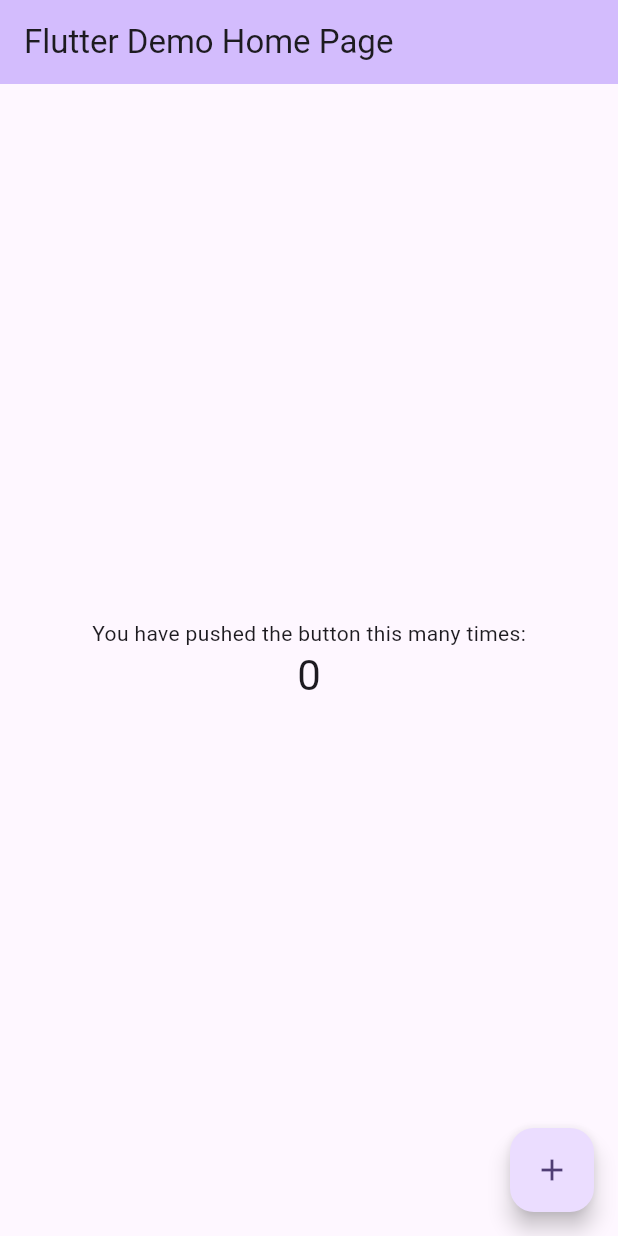
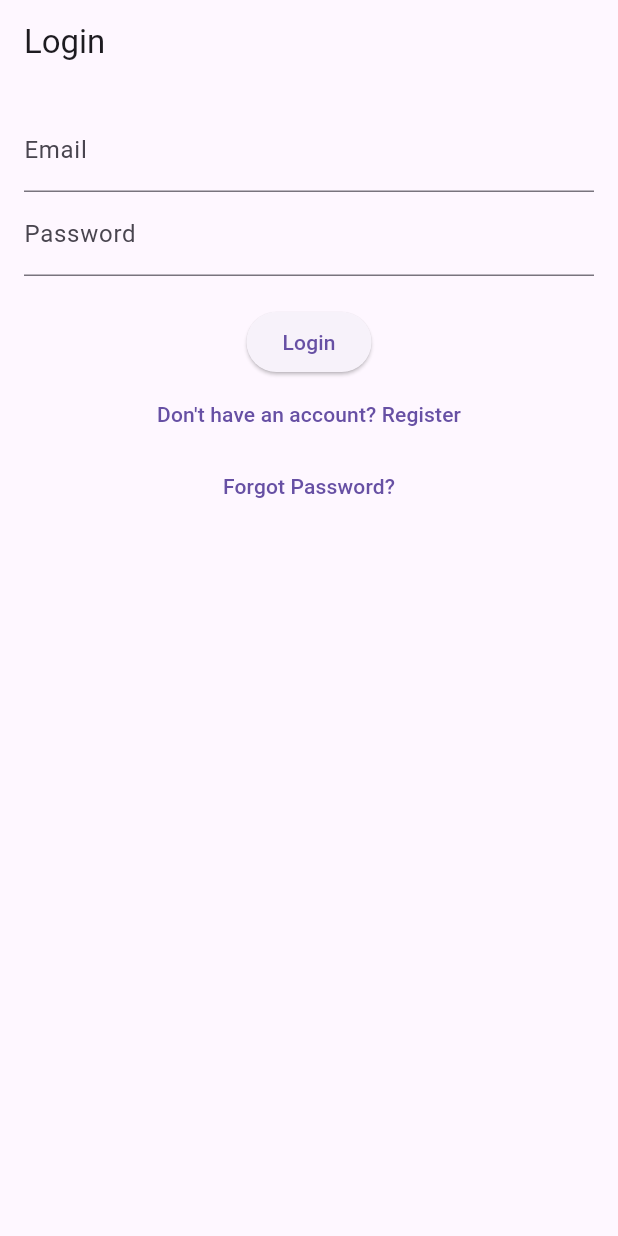
Before and after one commit to odalgic/video-call-app, a Flutter app: the screen it shows after launch, on a phone screen of 412 x 824 dp. Run offline on Flutter 3.47's test engine with Material 3 defaults, Android fonts, the phone set to English and light mode, and no system bars; our stand-ins replace firebase_auth, firebase_core; accounts and stored records are empty.

```diff
--- a/lib/main.dart
+++ b/lib/main.dart
@@ -1,122 +1,40 @@
+import 'package:firebase_core/firebase_core.dart'; // Required for Firebase initialization
 import 'package:flutter/material.dart';
+import 'package:provider/provider.dart';
+import 'package:video_call_app/services/auth_service.dart';
+import 'package:video_call_app/screens/wrapper.dart';
+import 'package:video_call_app/screens/login_screen.dart';
+import 'package:video_call_app/screens/register_screen.dart';
 
-void main() {
-  runApp(const MyApp());
+void main() async {
+  WidgetsFlutterBinding.ensureInitialized();
+  try {
+    await Firebase.initializeApp();
+    print('Firebase initialized successfully');
+  } catch (e) {
+    print('Error initializing Firebase: $e');
+  }
+  runApp(MyApp());
 }
 
 class MyApp extends StatelessWidget {
-  const MyApp({super.key});
-
-  // This widget is the root of your application.
   @override
   Widget build(BuildContext context) {
-    return MaterialApp(
-      title: 'Flutter Demo',
-      theme: ThemeData(
-        // This is the theme of your application.
-        //
-        // TRY THIS: Try running your application with "flutter run". You'll see
-        // the application has a purple toolbar. Then, without quitting the app,
-        // try changing the seedColor in the colorScheme below to Colors.green
-        // and then invoke "hot reload" (save your changes or press the "hot
-        // reload" button in a Flutter-supported IDE, or press "r" if you used
-        // the command line to start the app).
-        //
-        // Notice that the counter didn't reset back to zero; the application
-        // state is not lost during the reload. To reset the state, use hot
-        // restart instead.
-        //
-        // This works for code too, not just values: Most code changes can be
-        // tested with just a hot reload.
-        colorScheme: ColorScheme.fromSeed(seedColor: Colors.deepPurple),
+    return MultiProvider(
+      providers: [
+        Provider<AuthService>(create: (_) => AuthService()),
+      ],
+      child: MaterialApp(
+        title: 'Video Call App',
+        theme: ThemeData(
+          primarySwatch: Colors.blue,
+        ),
+        home: Wrapper(),
+        routes: {
+          '/login': (context) => LoginScreen(),
+          '/register': (context) => RegisterScreen(),
+        },
       ),
-      home: const MyHomePage(title: 'Flutter Demo Home Page'),
     );
   }
 }
-
-class MyHomePage extends StatefulWidget {
-  const MyHomePage({super.key, required this.title});
-
-  // This widget is the home page of your application. It is stateful, meaning
-  // that it has a State object (defined below) that contains fields that affect
-  // how it looks.
-
-  // This class is the configuration for the state. It holds the values (in this
-  // case the title) provided by the parent (in this case the App widget) and
-  // used by the build method of the State. Fields in a Widget subclass are
-  // always marked "final".
-
-  final String title;
-
-  @override
-  State<MyHomePage> createState() => _MyHomePageState();
-}
-
-class _MyHomePageState extends State<MyHomePage> {
-  int _counter = 0;
-
-  void _incrementCounter() {
-    setState(() {
-      // This call to setState tells the Flutter framework that something has
-      // changed in this State, which causes it to rerun the build method below
-      // so that the display can reflect the updated values. If we changed
-      // _counter without calling setState(), then the build method would not be
-      // called again, and so nothing would appear to happen.
-      _counter++;
-    });
-  }
-
-  @override
-  Widget build(BuildContext context) {
-    // This method is rerun every time setState is called, for instance as done
-    // by the _incrementCounter method above.
-    //
-    // The Flutter framework has been optimized to make rerunning build methods
-    // fast, so that you can just rebuild anything that needs updating rather
-    // than having to individually change instances of widgets.
-    return Scaffold(
-      appBar: AppBar(
-        // TRY THIS: Try changing the color here to a specific color (to
-        // Colors.amber, perhaps?) and trigger a hot reload to see the AppBar
-        // change color while the other colors stay the same.
-        backgroundColor: Theme.of(context).colorScheme.inversePrimary,
-        // Here we take the value from the MyHomePage object that was created by
-        // the App.build method, and use it to set our appbar title.
-        title: Text(widget.title),
-      ),
-      body: Center(
-        // Center is a layout widget. It takes a single child and positions it
-        // in the middle of the parent.
-        child: Column(
-          // Column is also a layout widget. It takes a list of children and
-          // arranges them vertically. By default, it sizes itself to fit its
-          // children horizontally, and tries to be as tall as its parent.
-          //
-          // Column has various properties to control how it sizes itself and
-          // how it positions its children. Here we use mainAxisAlignment to
-          // center the children vertically; the main axis here is the vertical
-          // axis because Columns are vertical (the cross axis would be
-          // horizontal).
-          //
-          // TRY THIS: Invoke "debug painting" (choose the "Toggle Debug Paint"
-          // action in the IDE, or press "p" in the console), to see the
-          // wireframe for each widget.
-          mainAxisAlignment: MainAxisAlignment.center,
-          children: <Widget>[
-            const Text('You have pushed the button this many times:'),
-            Text(
-              '$_counter',
-              style: Theme.of(context).textTheme.headlineMedium,
-            ),
-          ],
-        ),
-      ),
-      floatingActionButton: FloatingActionButton(
-        onPressed: _incrementCounter,
-        tooltip: 'Increment',
-        child: const Icon(Icons.add),
-      ), // This trailing comma makes auto-formatting nicer for build methods.
-    );
-  }
-}
--- /dev/null
+++ b/lib/models/user.dart
@@ -0,0 +1,6 @@
+class User {
+  final String uid;
+  final String? email;
+
+  User({required this.uid, this.email});
+}
--- /dev/null
+++ b/lib/screens/login_screen.dart
@@ -0,0 +1,133 @@
+import 'package:flutter/material.dart';
+import 'package:provider/provider.dart';
+import 'package:firebase_auth/firebase_auth.dart'; // Add this import
+import 'package:video_call_app/services/auth_service.dart';
+
+class LoginScreen extends StatefulWidget {
+  @override
+  _LoginScreenState createState() => _LoginScreenState();
+}
+
+class _LoginScreenState extends State<LoginScreen> {
+  final TextEditingController _emailController = TextEditingController();
+  final TextEditingController _passwordController = TextEditingController();
+  bool _isLoading = false;
+
+  @override
+  Widget build(BuildContext context) {
+    final authService = Provider.of<AuthService>(context);
+
+    return Scaffold(
+      appBar: AppBar(
+        title: Text('Login'),
+      ),
+      body: Padding(
+        padding: const EdgeInsets.all(16.0),
+        child: Column(
+          children: [
+            TextField(
+              controller: _emailController,
+              decoration: InputDecoration(labelText: 'Email'),
+            ),
+            TextField(
+              controller: _passwordController,
+              decoration: InputDecoration(labelText: 'Password'),
+              obscureText: true,
+            ),
+            SizedBox(height: 20),
+            ElevatedButton(
+              onPressed: _isLoading ? null : () async {
+                final email = _emailController.text;
+                final password = _passwordController.text;
+
+                // Validate email
+                if (email.isEmpty || !email.contains('@')) {
+                  ScaffoldMessenger.of(context).showSnackBar(
+                    SnackBar(content: Text('Please enter a valid email address')),
+                  );
+                  return;
+                }
+
+                // Validate password
+                if (password.isEmpty || password.length < 6) {
+                  ScaffoldMessenger.of(context).showSnackBar(
+                    SnackBar(content: Text('Password must be at least 6 characters')),
+                  );
+                  return;
+                }
+
+                setState(() {
+                  _isLoading = true;
+                });
+
+                try {
+                  await authService.signIn(email, password);
+                } catch (e) {
+                  ScaffoldMessenger.of(context).showSnackBar(
+                    SnackBar(content: Text('Failed to login: $e')),
+                  );
+                } finally {
+                  setState(() {
+                    _isLoading = false;
+                  });
+                }
+              },
+              child: _isLoading
+                  ? CircularProgressIndicator(color: Colors.white)
+                  : Text('Login'),
+            ),
+            TextButton(
+              onPressed: () {
+                Navigator.pushNamed(context, '/register');
+              },
+              child: Text('Don\'t have an account? Register'),
+            ),
+            TextButton(
+              onPressed: () {
+                showDialog(
+                  context: context,
+                  builder: (context) {
+                    final TextEditingController _emailController = TextEditingController();
+                    return AlertDialog(
+                      title: Text('Forgot Password'),
+                      content: TextField(
+                        controller: _emailController,
+                        decoration: InputDecoration(labelText: 'Email'),
+                      ),
+                      actions: [
+                        TextButton(
+                          onPressed: () {
+                            Navigator.pop(context);
+                          },
+                          child: Text('Cancel'),
+                        ),
+                        TextButton(
+                          onPressed: () async {
+                            final email = _emailController.text;
+                            try {
+                              await FirebaseAuth.instance.sendPasswordResetEmail(email: email);
+                              ScaffoldMessenger.of(context).showSnackBar(
+                                SnackBar(content: Text('Password reset email sent')),
+                              );
+                              Navigator.pop(context);
+                            } catch (e) {
+                              ScaffoldMessenger.of(context).showSnackBar(
+                                SnackBar(content: Text('Failed to send reset email: $e')),
+                              );
+                            }
+                          },
+                          child: Text('Send'),
+                        ),
+                      ],
+                    );
+                  },
+                );
+              },
+              child: Text('Forgot Password?'),
+            ),
+          ],
+        ),
+      ),
+    );
+  }
+}
--- /dev/null
+++ b/lib/screens/register_screen.dart
@@ -0,0 +1,106 @@
+import 'package:flutter/material.dart';
+import 'package:provider/provider.dart';
+import 'package:video_call_app/services/auth_service.dart';
+
+class RegisterScreen extends StatefulWidget {
+  @override
+  _RegisterScreenState createState() => _RegisterScreenState();
+}
+
+class _RegisterScreenState extends State<RegisterScreen> {
+  final TextEditingController _emailController = TextEditingController();
+  final TextEditingController _passwordController = TextEditingController();
+  final TextEditingController _confirmPasswordController = TextEditingController();
+  bool _isLoading = false;
+
+  @override
+  Widget build(BuildContext context) {
+    final authService = Provider.of<AuthService>(context);
+
+    return Scaffold(
+      appBar: AppBar(
+        title: Text('Register'),
+      ),
+      body: Padding(
+        padding: const EdgeInsets.all(16.0),
+        child: Column(
+          children: [
+            TextField(
+              controller: _emailController,
+              decoration: InputDecoration(labelText: 'Email'),
+            ),
+            TextField(
+              controller: _passwordController,
+              decoration: InputDecoration(labelText: 'Password'),
+              obscureText: true,
+            ),
+            TextField(
+              controller: _confirmPasswordController,
+              decoration: InputDecoration(labelText: 'Confirm Password'),
+              obscureText: true,
+            ),
+            SizedBox(height: 20),
+            ElevatedButton(
+              onPressed: _isLoading ? null : () async {
+                final email = _emailController.text;
+                final password = _passwordController.text;
+                final confirmPassword = _confirmPasswordController.text;
+
+                // Validate email
+                if (email.isEmpty || !email.contains('@')) {
+                  ScaffoldMessenger.of(context).showSnackBar(
+                    SnackBar(content: Text('Please enter a valid email address')),
+                  );
+                  return;
+                }
+
+                // Validate password
+                if (password.isEmpty || password.length < 6) {
+                  ScaffoldMessenger.of(context).showSnackBar(
+                    SnackBar(content: Text('Password must be at least 6 characters')),
+                  );
+                  return;
+                }
+
+                // Confirm password
+                if (password != confirmPassword) {
+                  ScaffoldMessenger.of(context).showSnackBar(
+                    SnackBar(content: Text('Passwords do not match')),
+                  );
+                  return;
+                }
+
+                setState(() {
+                  _isLoading = true;
+                });
+
+                try {
+                  await authService.signUp(email, password);
+                  Navigator.pop(context); // Go back to the login screen
+                } catch (e) {
+                  print('Registration error: $e'); // Print the error to the console
+                  ScaffoldMessenger.of(context).showSnackBar(
+                    SnackBar(content: Text('Failed to register: $e')),
+                  );
+                } finally {
+                  setState(() {
+                    _isLoading = false;
+                  });
+                }
+              },
+              child: _isLoading
+                  ? CircularProgressIndicator(color: Colors.white)
+                  : Text('Register'),
+            ),
+            TextButton(
+              onPressed: () {
+                Navigator.pop(context); // Go back to the login screen
+              },
+              child: Text('Already have an account? Login'),
+            ),
+          ],
+        ),
+      ),
+    );
+  }
+}
--- /dev/null
+++ b/lib/screens/wrapper.dart
@@ -0,0 +1,29 @@
+import 'package:firebase_auth/firebase_auth.dart'; // Import Firebase User
+import 'package:flutter/material.dart';
+import 'package:provider/provider.dart';
+import 'package:video_call_app/services/auth_service.dart';
+import 'package:video_call_app/screens/login_screen.dart';
+import 'package:video_call_app/screens/home_screen.dart';
+
+class Wrapper extends StatelessWidget {
+  @override
+  Widget build(BuildContext context) {
+    final authService = Provider.of<AuthService>(context);
+
+    return StreamBuilder<User?>(
+      stream: authService.userStream,
+      builder: (context, snapshot) {
+        if (snapshot.connectionState == ConnectionState.active) {
+          final user = snapshot.data;
+          return user == null ? LoginScreen() : HomeScreen();
+        } else {
+          return Scaffold(
+            body: Center(
+              child: CircularProgressIndicator(),
+            ),
+          );
+        }
+      },
+    );
+  }
+}
```
Also changed, not shown: lib/screens/home_screen.dart (added, +40 -0 lines), lib/services/auth_service.dart (added, +46 -0 lines), pubspec.yaml (+6 -4 lines), pubspec.lock, 16 other files.
